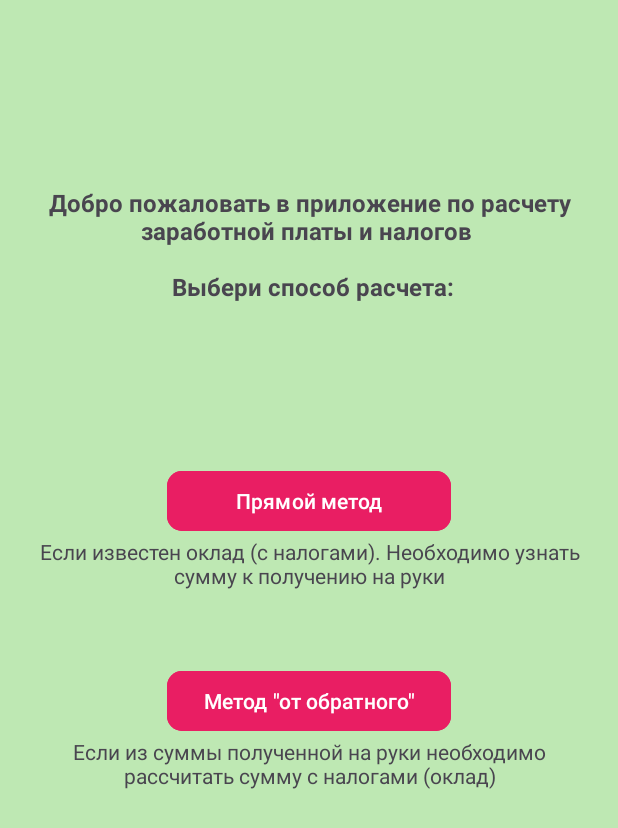
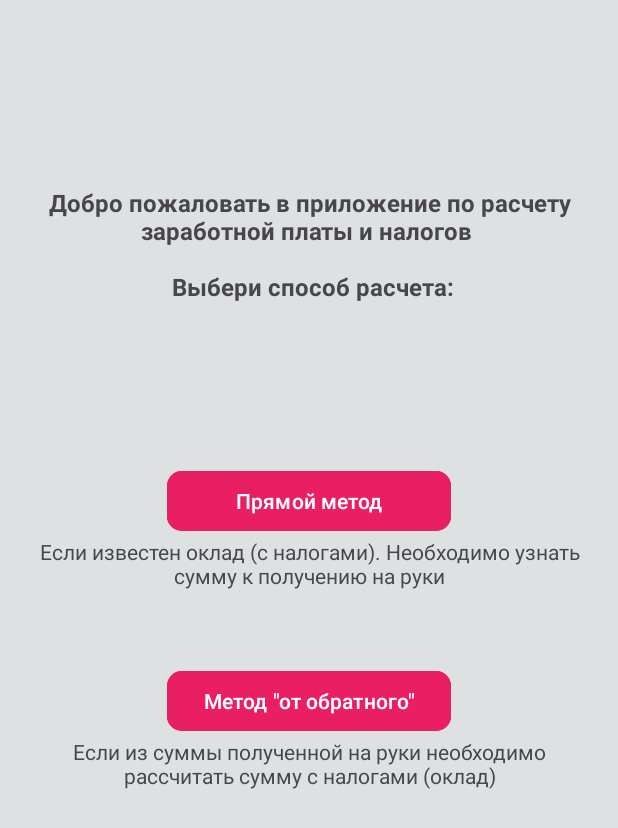
Before and after one commit to zzhalelov/payslip-pro-mobile-java, an Android app: the screen it shows after launch (MainActivity), on a phone screen of 412 x 824 dp. Shown: the top 828 px of the screen. Run offline under Robolectric (Android 15) with nearby library versions, the phone set to English and light mode, and no system bars.

Commit message:
Change android:background from #BEE8B3 to #DEE1E1

```diff
--- a/app/src/main/res/layout/activity_main.xml
+++ b/app/src/main/res/layout/activity_main.xml
@@ -4,7 +4,7 @@
     xmlns:tools="http://schemas.android.com/tools"
     android:layout_width="match_parent"
     android:layout_height="match_parent"
-    android:background="#BEE8B3"
+    android:background="#DEE1E1"
     android:gravity="top"
     android:orientation="vertical"
     android:padding="16dp"
--- a/app/src/main/res/layout/activity_second.xml
+++ b/app/src/main/res/layout/activity_second.xml
@@ -4,7 +4,7 @@
     xmlns:tools="http://schemas.android.com/tools"
     android:layout_width="match_parent"
     android:layout_height="match_parent"
-    android:background="#BEE8B3"
+    android:background="#DEE1E1"
     android:gravity="top"
     android:orientation="vertical"
     android:padding="8dp"
--- a/app/src/main/res/layout/activity_third.xml
+++ b/app/src/main/res/layout/activity_third.xml
@@ -4,7 +4,7 @@
     xmlns:tools="http://schemas.android.com/tools"
     android:layout_width="match_parent"
     android:layout_height="match_parent"
-    android:background="#BEE8B3"
+    android:background="#DEE1E1"
     android:gravity="top"
     android:orientation="vertical"
     android:padding="8dp"
```
